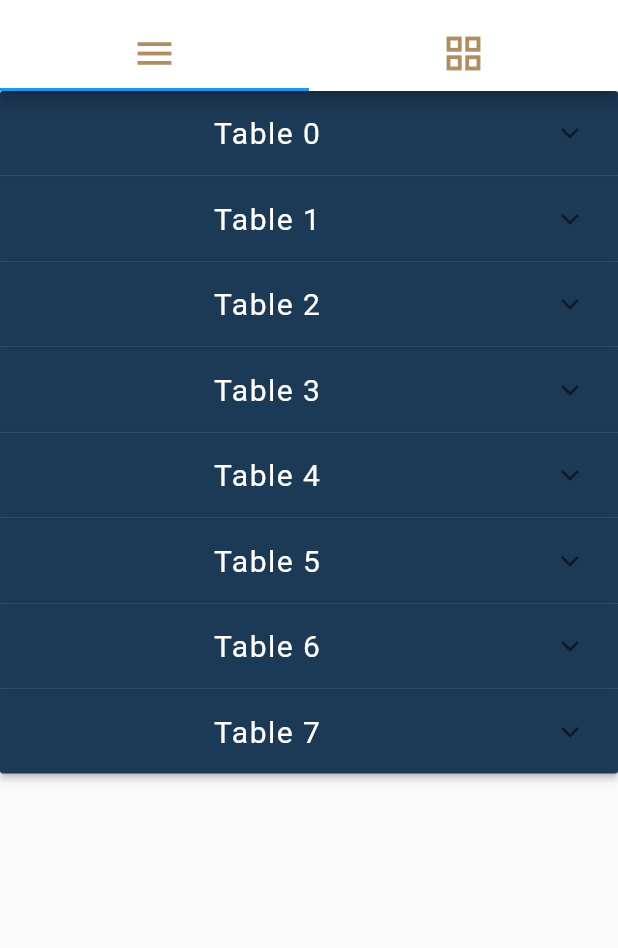
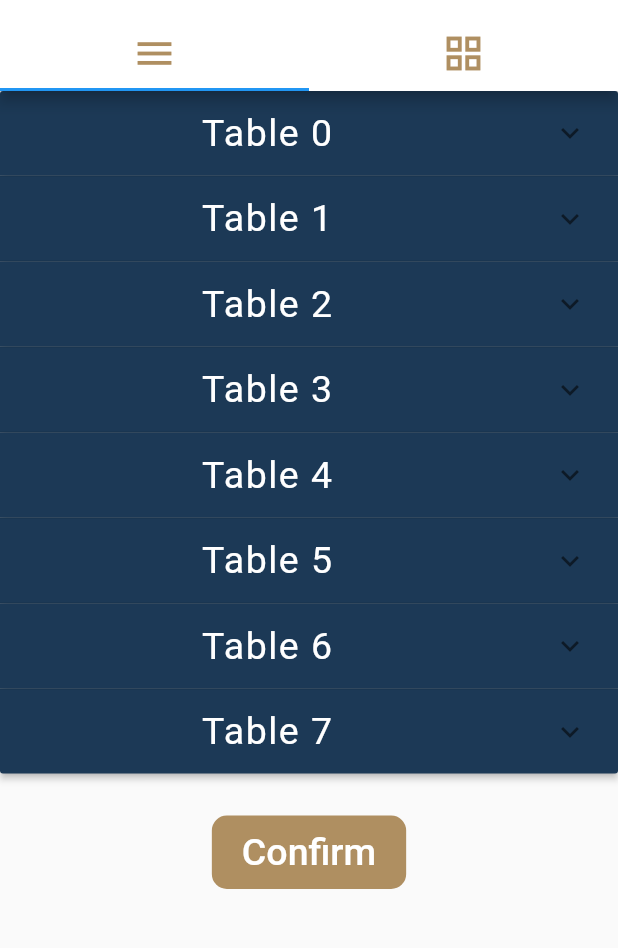
Before and after one commit to hedil-dhrif/Tawelti, a Flutter app: the AddReservation screen opened directly, after a tap on "Next", on a phone screen of 412 x 824 dp, the part 65-1013 px from its top. Run offline on Flutter 3.47's test engine with Material 2 defaults, Android fonts, the phone set to English and light mode, and no system bars; our stand-ins replace carousel_slider, curved_navigation_bar, flutter_icons, flutter_svg, image_picker, reorderables and 1 more; missing offline and left inert: custom_switch_button, grouped_buttons, multi_image_picker.

Commit message:
tenth commit

```diff
--- a/lib/main.dart
+++ b/lib/main.dart
@@ -1,7 +1,8 @@
 import 'package:flutter/material.dart';
+import 'package:tawelti/widgets/addPhotos.dart';
 import 'screens/SignInPage.dart';
 import 'screens/HomePage.dart';
-
+import 'screens/event/AddEvent.dart';
 void main() {
   runApp(MyApp());
 }
@@ -12,7 +13,7 @@ class MyApp extends StatelessWidget {
   Widget build(BuildContext context) {
     return MaterialApp(
       debugShowCheckedModeBanner: false,
-      home: HomePage(),
+      home: SignIn(),
     );
   }
 }
--- a/lib/screens/Addreservation/AddReservation.dart
+++ b/lib/screens/Addreservation/AddReservation.dart
@@ -35,21 +35,27 @@ class _AddReservationState extends State<AddReservation> {
 
   @override
   Widget build(BuildContext context) {
-    return SafeArea(
-      child: Scaffold(
-        body: Stack(
-          children: [
-            AppBarWidget(
+    return Scaffold(
+      appBar: AppBar(
+        iconTheme: IconThemeData(
+          color: KBlue,
+        ),
+        backgroundColor: Colors.white,
+        title: AppBarWidget(
           title: 'Add Reservation',
           icon: Icons.close,
           onpressed: () {
-                Navigator.push(context,
-                    MaterialPageRoute(builder: (context) => HomePage()));
+            Navigator.push(
+                context, MaterialPageRoute(builder: (context) => HomePage()));
           },
         ),
-            Container(
-              width: MediaQuery.of(context).size.width * 0.85,
-              padding: EdgeInsets.fromLTRB(30, 100, 30, 50),
+      ),
+      body: Stack(
+        children: [
+          Center(
+            child: Container(
+              width: MediaQuery.of(context).size.width * 0.7,
+              padding: EdgeInsets.only(top: 80),
               child: Column(
                 mainAxisAlignment: MainAxisAlignment.start,
                 crossAxisAlignment: CrossAxisAlignment.start,
@@ -141,9 +147,8 @@ class _AddReservationState extends State<AddReservation> {
                           onTap: () {
                             showDatePicker(
                               context: context,
-                              initialDate: _datetime == null
-                                  ? DateTime.now()
-                                  : _datetime,
+                              initialDate:
+                                  _datetime == null ? DateTime.now() : _datetime,
                               initialDatePickerMode: DatePickerMode.day,
                               firstDate: DateTime(2021),
                               lastDate: DateTime(2040),
@@ -209,13 +214,16 @@ class _AddReservationState extends State<AddReservation> {
                     ),
                   ),
                   SizedBox(
-                    height: 30,
+                    height: 40,
                   ),
                   GestureDetector(
                     onTap: () {
-                      Navigator.push(context,
-                          MaterialPageRoute(builder: (context) => AddReservationNext()));
+                      Navigator.push(
+                          context,
+                          MaterialPageRoute(
+                              builder: (context) => AddReservationNext()));
                     },
+                    child: Center(
                       child: Container(
                         width: MediaQuery.of(context).size.width * 0.35,
                         padding: EdgeInsets.all(10),
@@ -239,12 +247,13 @@ class _AddReservationState extends State<AddReservation> {
                           ],
                         ),
                       ),
+                    ),
                   )
                 ],
               ),
             ),
+          ),
         ],
-        ),
       ),
     );
   }
--- a/lib/screens/Addreservation/AddreservationNext.dart
+++ b/lib/screens/Addreservation/AddreservationNext.dart
@@ -1,6 +1,7 @@
 import 'package:flutter/cupertino.dart';
 import 'package:flutter/material.dart';
 import 'package:tawelti/constants.dart';
+import 'package:tawelti/screens/Addreservation/AddResrvationDetails.dart';
 import 'package:tawelti/screens/HomePage.dart';
 
 class AddReservationNext extends StatefulWidget {
@@ -9,7 +10,7 @@ class AddReservationNext extends StatefulWidget {
 }
 
 class _AddReservationNextState extends State<AddReservationNext> {
-  int _index = 0;
+  //int _index = 0;
 
   @override
   Widget build(BuildContext context) {
@@ -17,10 +18,7 @@ class _AddReservationNextState extends State<AddReservationNext> {
       length: 2,
       child: Scaffold(
         appBar: AppBar(
-          iconTheme: IconThemeData(
-              color: KBlue,
-              size: 30
-          ),
+          iconTheme: IconThemeData(color: KBlue, size: 30),
           backgroundColor: Colors.white,
           title: Center(
             child: Text(
@@ -38,10 +36,8 @@ class _AddReservationNextState extends State<AddReservationNext> {
               padding: const EdgeInsets.only(right: 15),
               child: IconButton(
                 onPressed: () {
-                  Navigator.push(
-                      context,
-                      MaterialPageRoute(
-                          builder: (context) => HomePage()));
+                  Navigator.push(context,
+                      MaterialPageRoute(builder: (context) => HomePage()));
                 },
                 icon: Icon(
                   Icons.close,
@@ -72,11 +68,35 @@ class _AddReservationNextState extends State<AddReservationNext> {
         ),
         body: TabBarView(
           children: [
-            Container(
-              child: Column(
-                children: [
-                  MyStatefulWidget(),
-                ],
+            SingleChildScrollView(
+              child: Container(
+                child: Column(
+                  children: [
+                    MyStatefulWidget(),
+                    SizedBox(height: 20,),
+                    TextButton(
+                      onPressed: () {
+                        Navigator.push(
+                            context,
+                            MaterialPageRoute(
+                                builder: (context) => AddReservationDetails()));
+                      },
+                      child: Container(
+                        padding: EdgeInsets.symmetric(
+                            vertical: 10, horizontal: 20),
+                        decoration: BoxDecoration(
+                            color: KBeige,
+                            borderRadius: BorderRadius.circular(10)),
+                        child: Text(
+                          'Confirm',
+                          style: TextStyle(
+                              color: Colors.white,
+                              fontSize: 25,),
+                        ),
+                      ),
+                    ),
+                  ],
+                ),
               ),
             ),
             Icon(Icons.directions_bike),
@@ -109,7 +129,6 @@ List<Item> generateItems(int numberOfItems) {
 }
 
 class MyStatefulWidget extends StatefulWidget {
-
   @override
   _MyStatefulWidgetState createState() => _MyStatefulWidgetState();
 }
@@ -141,26 +160,24 @@ class _MyStatefulWidgetState extends State<MyStatefulWidget> {
             return ListTile(
               title: Center(
                 child: Text(
-                    item.headerValue,
+                  item.headerValue,
                   style: TextStyle(
-                    color: Colors.white,
-                    fontSize: 20,
-                    letterSpacing: 1
-                  ),
+                      color: Colors.white, fontSize: 25, letterSpacing: 1),
                 ),
               ),
             );
           },
           body: ListTile(
-              title: Text(item.expandedValue),
-              subtitle:
-              const Text('To delete this panel, tap the trash can icon'),
-              trailing: const Icon(Icons.delete),
-              onTap: () {
-                setState(() {
-                  _data.removeWhere((Item currentItem) => item == currentItem);
-                });
-              }),
+            title: Center(
+              child: Text(
+                item.expandedValue,
+                style: TextStyle(
+                  color: Colors.white,
+                  fontSize: 20,
+                ),
+              ),
+            ),
+          ),
           isExpanded: item.isExpanded,
         );
       }).toList(),
--- a/lib/screens/HomePage.dart
+++ b/lib/screens/HomePage.dart
@@ -1,9 +1,7 @@
 import 'package:flutter/material.dart';
 import 'package:flutter_svg/svg.dart';
-import 'package:tawelti/screens/Profile/editProfile.dart';
 import 'package:tawelti/widgets/AppBar.dart';
 import 'package:tawelti/widgets/AddButton.dart';
-import 'package:tawelti/widgets/navBar.dart';
 import 'package:tawelti/widgets/navbar2.dart';
 import 'package:tawelti/widgets/roundedButton.dart';
 import '../constants.dart';
@@ -59,8 +57,6 @@ class _HomePageState extends State<HomePage> {
               ],
             ),
           ),
-
-
         ],
       ),
     );
--- a/lib/widgets/AppBar.dart
+++ b/lib/widgets/AppBar.dart
@@ -17,9 +17,6 @@ class _AppBarWidgetState extends State<AppBarWidget> {
   Widget build(BuildContext context) {
     return Container(
       padding: EdgeInsets.only(top: 15, bottom: 10),
-      decoration: BoxDecoration(
-        border: Border(bottom: BorderSide(width: 1.5, color: KBeige)),
-      ),
       child: Row(
         mainAxisAlignment: MainAxisAlignment.spaceEvenly,
         children: [
--- a/pubspec.yaml
+++ b/pubspec.yaml
@@ -41,6 +41,8 @@ dependencies:
   multi_image_picker: ^4.8.0
   carousel_slider: ^3.0.0
   table_calendar: ^2.3.3
+  image_picker: ^0.7.4
+
 dev_dependencies:
   flutter_test:
     sdk: flutter
```
Also changed, not shown: lib/screens/AddRestaurantPage.dart (+6 -1 lines), lib/screens/Addfloor/FloorDetailsPage.dart (+32 -23 lines), lib/screens/Addfloor/addFloorPage.dart (+53 -32 lines), lib/screens/Addfloor/zonePlan.dart (+56 -53 lines), lib/screens/Addreservation/AddResrvationDetails.dart (added, +85 -0 lines), lib/screens/event/AddEvent.dart (added, +44 -0 lines), lib/widgets/ListHeaders.dart (+22 -10 lines), lib/widgets/addPhotos.dart (+18 -4 lines), lib/widgets/floorItem.dart (+35 -13 lines), lib/widgets/floorPlan.dart (+18 -11 lines), lib/widgets/roundedButton.dart (+40 -28 lines), pubspec.lock, 1 other file. Lines whose indentation alone changed are shown as unchanged.
